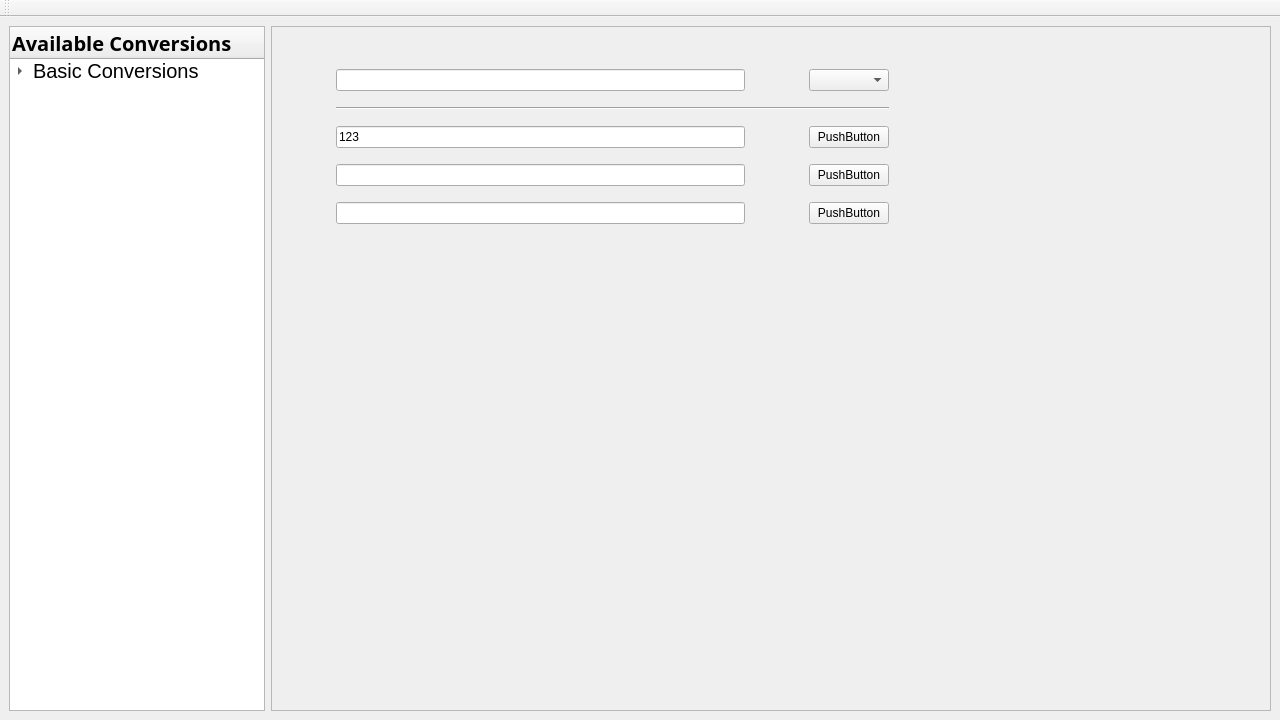
Before: the Qt Designer form mainwindow.ui in 30vam/cute-converter, drawn with Qt 5.
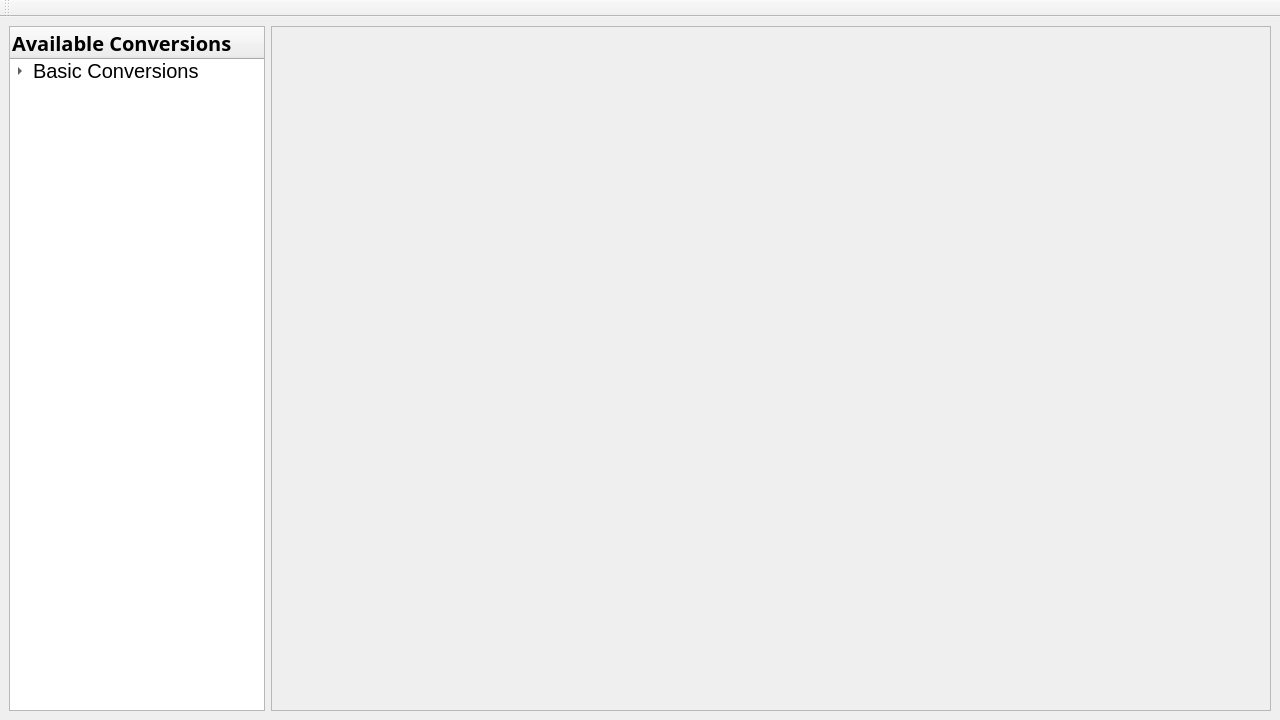
After: the same form once the commit is applied. The open tabs and pages were chosen to show the change. Icons and pictures are not drawn.

Commit message: Successfully inheritted LengthConverter class to AbstractConverter (I hope))

```diff
--- a/mainwindow.ui
+++ b/mainwindow.ui
@@ -245,136 +245,7 @@
         </widget>
        </widget>
       </widget>
-      <widget class="QWidget" name="areaWidget">
-       <widget class="QWidget" name="gridLayoutWidget">
-        <property name="geometry">
-         <rect>
-          <x>0</x>
-          <y>10</y>
-          <width>681</width>
-          <height>651</height>
-         </rect>
-        </property>
-        <layout class="QGridLayout" name="gridLayout" rowstretch="0,0,0,0,0,0,0" columnstretch="2,0">
-         <property name="sizeConstraint">
-          <enum>QLayout::SetDefaultConstraint</enum>
-         </property>
-         <property name="leftMargin">
-          <number>64</number>
-         </property>
-         <property name="topMargin">
-          <number>32</number>
-         </property>
-         <property name="rightMargin">
-          <number>64</number>
-         </property>
-         <property name="bottomMargin">
-          <number>32</number>
-         </property>
-         <property name="horizontalSpacing">
-          <number>64</number>
-         </property>
-         <property name="verticalSpacing">
-          <number>16</number>
-         </property>
-         <item row="0" column="1">
-          <widget class="QComboBox" name="comboBox">
-           <property name="sizePolicy">
-            <sizepolicy hsizetype="Preferred" vsizetype="Fixed">
-             <horstretch>0</horstretch>
-             <verstretch>0</verstretch>
-            </sizepolicy>
-           </property>
-          </widget>
-         </item>
-         <item row="3" column="1">
-          <widget class="QPushButton" name="pushButton_4">
-           <property name="text">
-            <string>PushButton</string>
-           </property>
-          </widget>
-         </item>
-         <item row="6" column="0">
-          <spacer name="verticalSpacer">
-           <property name="orientation">
-            <enum>Qt::Vertical</enum>
-           </property>
-           <property name="sizeHint" stdset="0">
-            <size>
-             <width>20</width>
-             <height>40</height>
-            </size>
-           </property>
-          </spacer>
-         </item>
-         <item row="4" column="1">
-          <widget class="QPushButton" name="pushButton_5">
-           <property name="text">
-            <string>PushButton</string>
-           </property>
-          </widget>
-         </item>
-         <item row="0" column="0">
-          <widget class="QLineEdit" name="lineEdit">
-           <property name="sizePolicy">
-            <sizepolicy hsizetype="Expanding" vsizetype="Fixed">
-             <horstretch>0</horstretch>
-             <verstretch>0</verstretch>
-            </sizepolicy>
-           </property>
-           <property name="frame">
-            <bool>true</bool>
-           </property>
-           <property name="alignment">
-            <set>Qt::AlignCenter</set>
-           </property>
-           <property name="cursorMoveStyle">
-            <enum>Qt::LogicalMoveStyle</enum>
-           </property>
-           <property name="clearButtonEnabled">
-            <bool>true</bool>
-           </property>
-          </widget>
-         </item>
-         <item row="5" column="0">
-          <widget class="QLineEdit" name="lineEdit_4"/>
-         </item>
-         <item row="4" column="0">
-          <widget class="QLineEdit" name="lineEdit_3"/>
-         </item>
-         <item row="3" column="0">
-          <widget class="QLineEdit" name="lineEdit_2">
-           <property name="text">
-            <string>123</string>
-           </property>
-           <property name="clearButtonEnabled">
-            <bool>false</bool>
-           </property>
-          </widget>
-         </item>
-         <item row="5" column="1">
-          <widget class="QPushButton" name="pushButton_6">
-           <property name="text">
-            <string>PushButton</string>
-           </property>
-          </widget>
-         </item>
-         <item row="2" column="0" colspan="2">
-          <widget class="Line" name="line">
-           <property name="sizePolicy">
-            <sizepolicy hsizetype="Minimum" vsizetype="Fixed">
-             <horstretch>0</horstretch>
-             <verstretch>0</verstretch>
-            </sizepolicy>
-           </property>
-           <property name="orientation">
-            <enum>Qt::Horizontal</enum>
-           </property>
-          </widget>
-         </item>
-        </layout>
-       </widget>
-      </widget>
+      <widget class="QWidget" name="areaWidget"/>
      </widget>
     </item>
    </layout>
```
Left out of the diff: 10 changed lines with no effect on the pictures. The commit also changes 3 other files.
